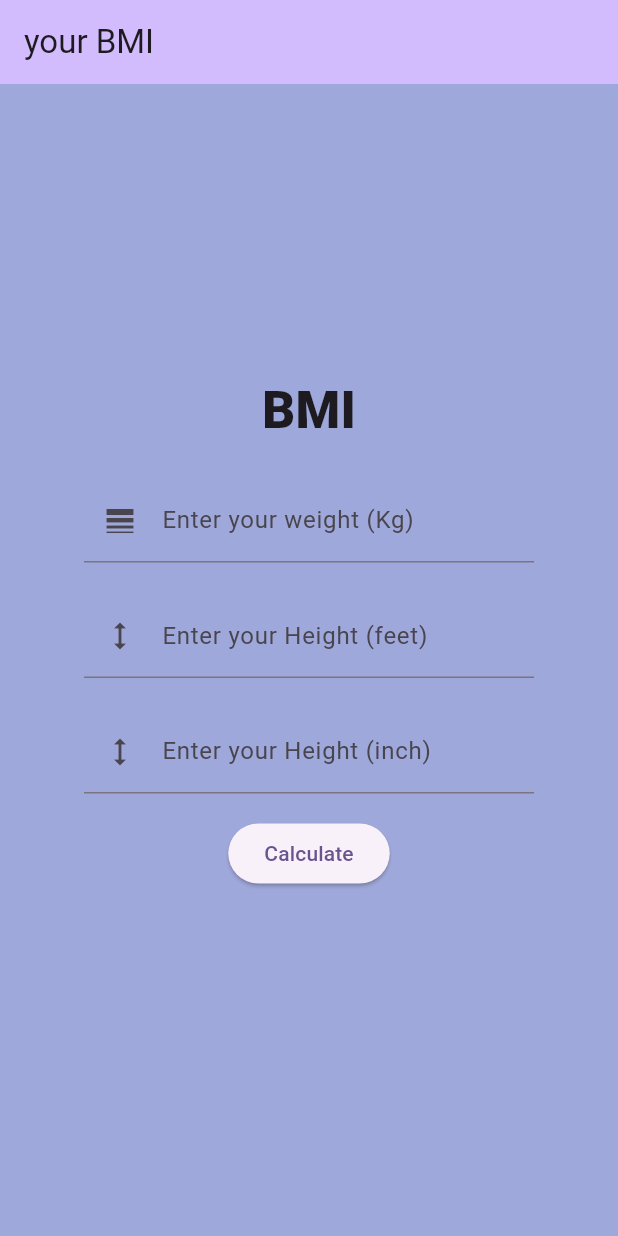
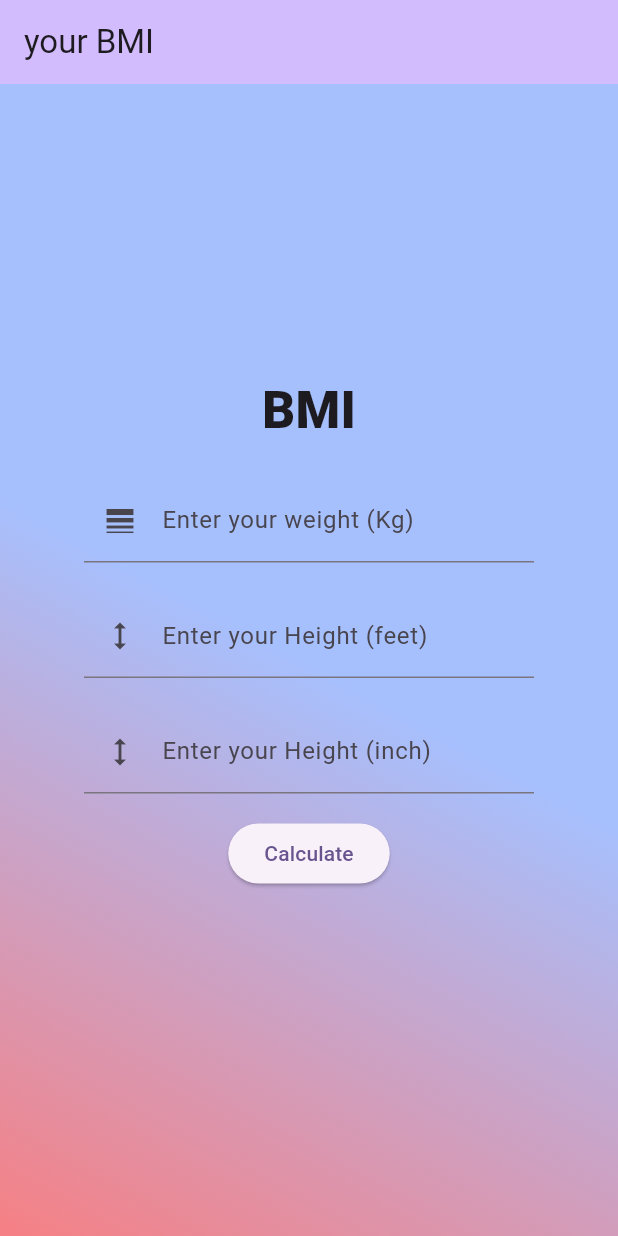
Before and after one commit to sWaMithink/BMI-app, a Flutter app: the screen it shows after launch, on a phone screen of 412 x 824 dp. Run offline on Flutter 3.47's test engine with Material 3 defaults, Android fonts, the phone set to English and light mode, and no system bars.

```diff
--- a/lib/main.dart
+++ b/lib/main.dart
@@ -29,7 +29,7 @@ class _MyHomePageState extends State<MyHomePage> {
    var ftController = TextEditingController();
    var inController = TextEditingController();
    var result ="";
-   var bgColor = Colors.indigo.shade200;
+   var bgColor = Colors.redAccent.shade200;
    var bmi ="";
 
   @override
@@ -40,7 +40,17 @@ class _MyHomePageState extends State<MyHomePage> {
         title: Text('your BMI'),
       ),
       body: Container(
-        color: bgColor,
+       decoration: BoxDecoration(
+         gradient: LinearGradient(
+           colors: [
+             Color(0xffa6c0fe),Color(0xfff68084),
+           ],
+               begin: FractionalOffset(1.0,0.0),
+               end: FractionalOffset(0.0, 1.0),
+           stops: [0.5,1.0]
+
+         )
+       ),
         child: Center(
           child: Container(
             width: 300,
```
